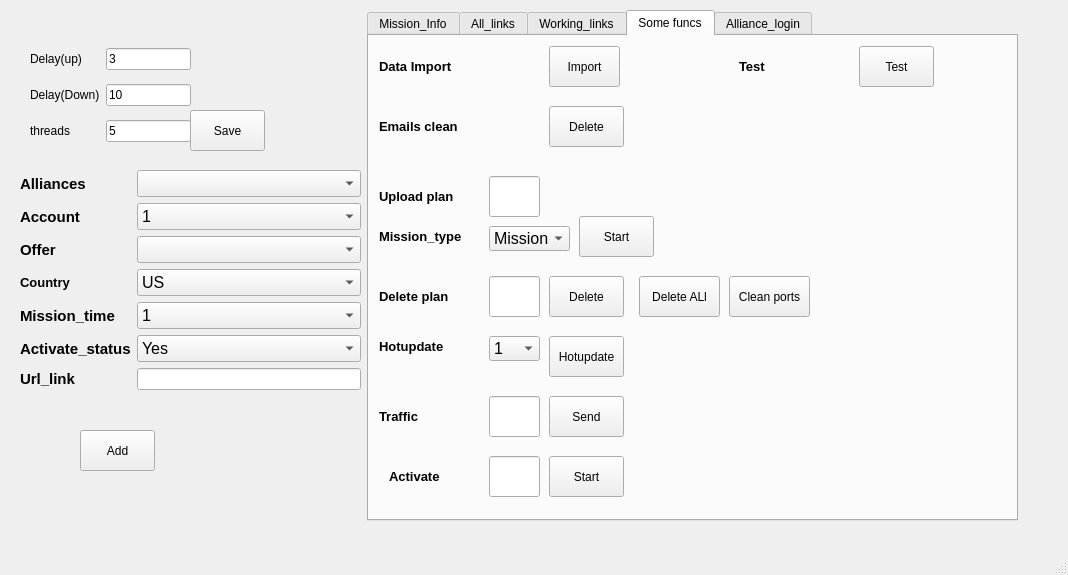
First picture: the form in ui/test.ui, repository FuckBrains/src, before the edit.
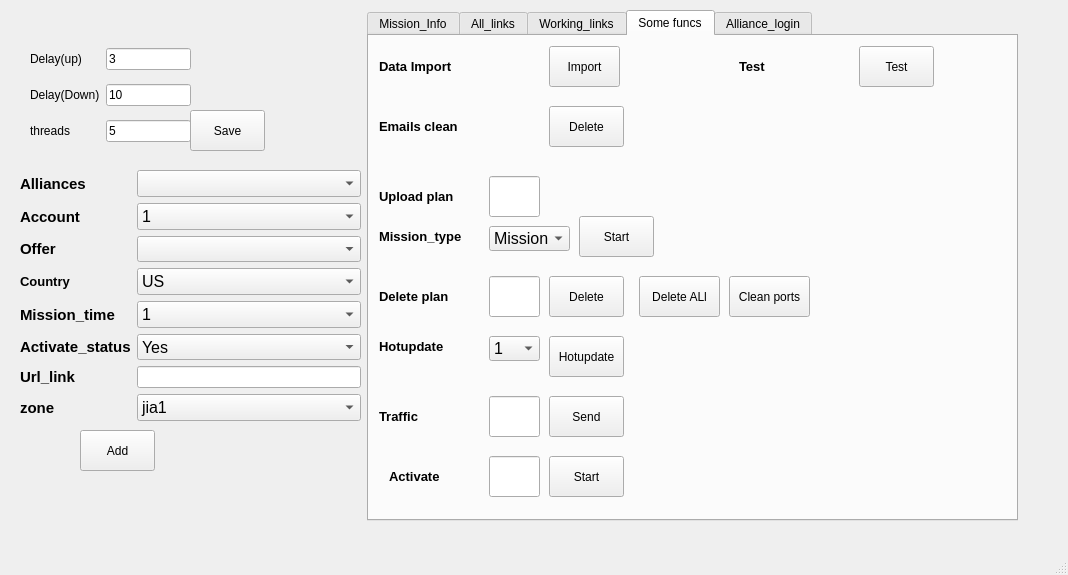
Second picture: the form after the edit.

Patch:
```diff
--- a/ui/test.ui
+++ b/ui/test.ui
@@ -922,7 +922,7 @@
       <x>20</x>
       <y>170</y>
       <width>341</width>
-      <height>238</height>
+      <height>251</height>
      </rect>
     </property>
     <layout class="QFormLayout" name="formLayout">
@@ -1230,6 +1230,39 @@
        </property>
       </widget>
      </item>
+     <item row="9" column="1">
+      <widget class="QComboBox" name="comboBox13_2">
+       <property name="font">
+        <font>
+         <pointsize>12</pointsize>
+        </font>
+       </property>
+       <item>
+        <property name="text">
+         <string>jia1</string>
+        </property>
+       </item>
+       <item>
+        <property name="text">
+         <string>zone2</string>
+        </property>
+       </item>
+      </widget>
+     </item>
+     <item row="9" column="0">
+      <widget class="QLabel" name="label_24">
+       <property name="font">
+        <font>
+         <pointsize>11</pointsize>
+         <weight>75</weight>
+         <bold>true</bold>
+        </font>
+       </property>
+       <property name="text">
+        <string>zone</string>
+       </property>
+      </widget>
+     </item>
     </layout>
    </widget>
   </widget>
```
Left out of the diff: 5 changed lines with no effect on the pictures.
